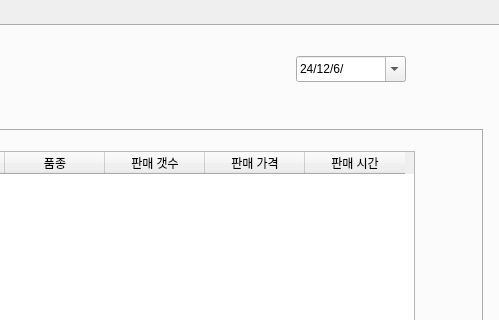
Qt form ManagingServer/AdminGUI/AdminGUI.ui (addinedu-ros-7th/deeplearning-repo-3) before a commit; both pictures show x 606 to 1105 and y 0 to 320 of the 1105 by 755 pixel window.
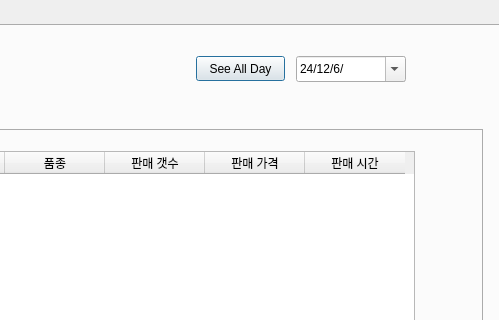
The same form after that commit. The open tabs and pages were chosen to show the change.

```diff
--- a/ManagingServer/AdminGUI/AdminGUI.ui
+++ b/ManagingServer/AdminGUI/AdminGUI.ui
@@ -689,6 +689,19 @@
       </date>
      </property>
     </widget>
+    <widget class="QPushButton" name="seeAllDaybtn">
+     <property name="geometry">
+      <rect>
+       <x>800</x>
+       <y>30</y>
+       <width>89</width>
+       <height>25</height>
+      </rect>
+     </property>
+     <property name="text">
+      <string>See All Day</string>
+     </property>
+    </widget>
    </widget>
    <widget class="QWidget" name="tab_5">
     <attribute name="title">
```
Left out of the diff: 2 changed lines with no effect on the pictures.
